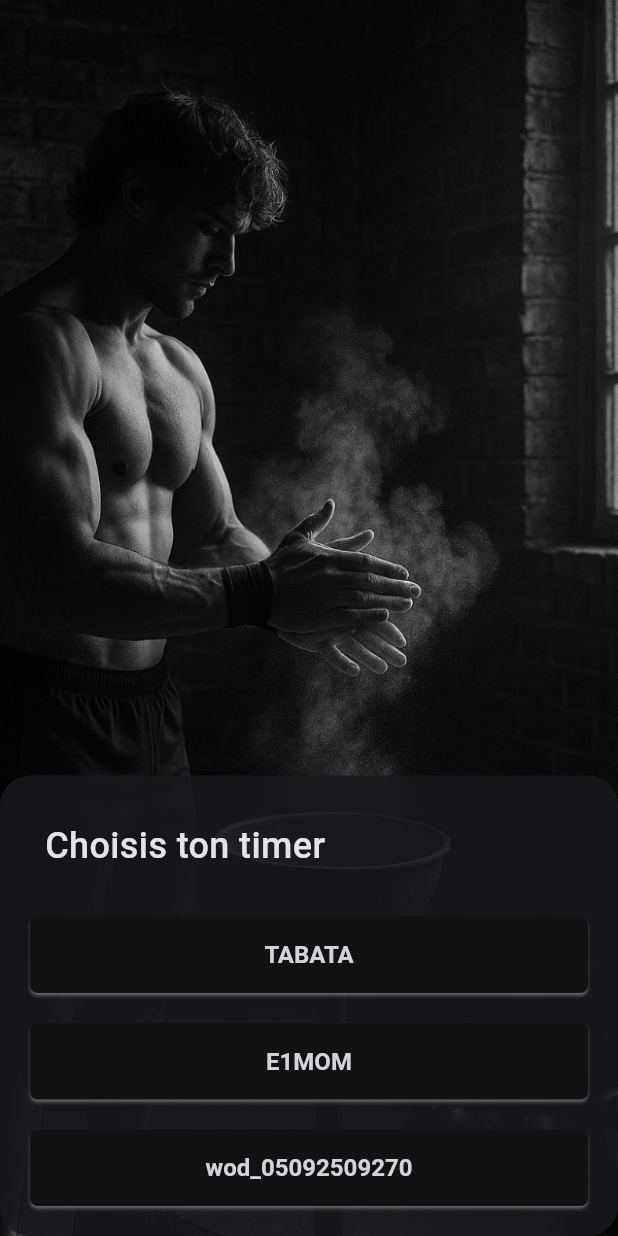
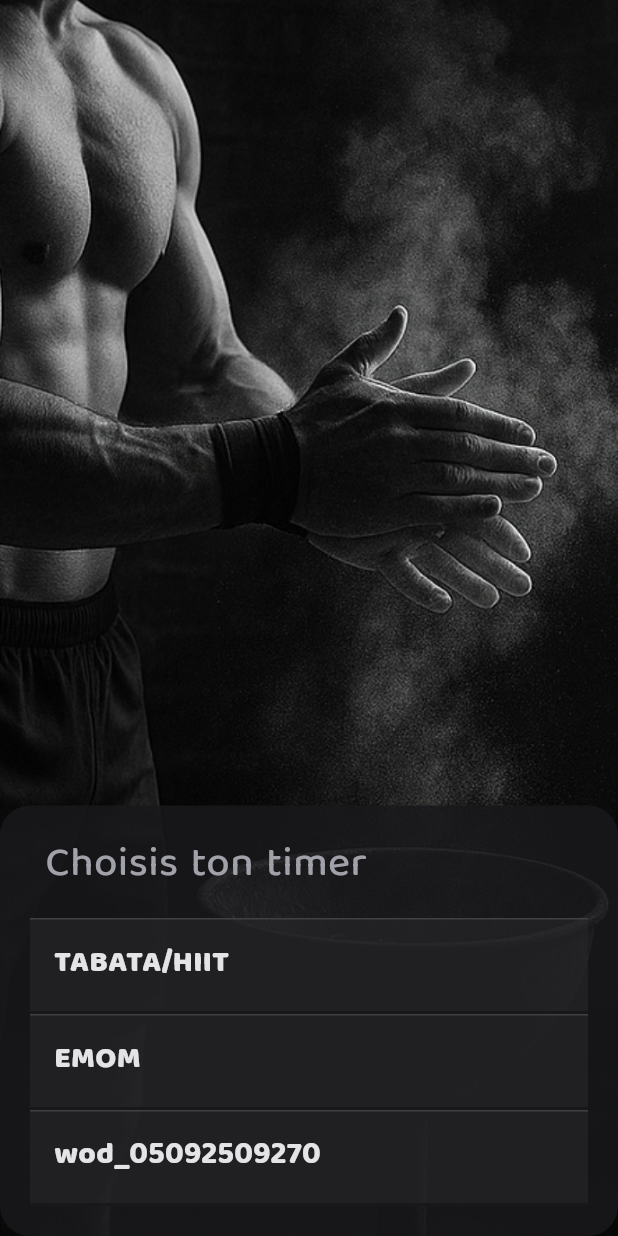
Before and after one commit to afekhar/hiitimer, a Flutter app: the screen it shows after launch, on a phone screen of 412 x 824 dp. Run offline on Flutter 3.47's test engine with Material 3 defaults, Android fonts, the phone set to English and light mode, and no system bars; our stand-ins replace audioplayers, wakelock_plus.

```diff
--- a/lib/chrono.dart
+++ b/lib/chrono.dart
@@ -1,4 +1,5 @@
 import 'package:flutter/material.dart';
+
 import 'package:wakelock_plus/wakelock_plus.dart';
 
 import 'package:hiitimer/digital_timer.dart';
@@ -337,6 +338,8 @@ class _ChronoState extends State<Chrono> {
     return Scaffold(
       backgroundColor: primary950,
       body: SafeArea(
+        child: Padding(
+          padding: const EdgeInsets.only(top: 0.0, left: 20.0, right: 20.0, bottom: 10.0),
           child: SizedBox.expand(
             child: Column(
               mainAxisAlignment: MainAxisAlignment.spaceBetween,
@@ -356,6 +359,7 @@ class _ChronoState extends State<Chrono> {
             ),
           ),
         ),
+      ),
     );
   }
 }
--- a/lib/digital_timer.dart
+++ b/lib/digital_timer.dart
@@ -1,4 +1,3 @@
-import 'dart:developer';
 import 'dart:async';
 
 import 'package:flutter/material.dart';
--- a/lib/home.dart
+++ b/lib/home.dart
@@ -1,5 +1,3 @@
-import 'dart:developer';
-
 import 'package:flutter/material.dart';
 import 'package:flutter/services.dart';
 
@@ -7,16 +5,16 @@ import 'package:hiitimer/chrono.dart';
 import 'package:hiitimer/theme.dart';
 import 'package:hiitimer/workout_config.dart';
 
-const List<WorkoutConfig> wods = [
+const List<WorkoutConfig> cfgs = [
   WorkoutConfig(
-    name: 'TABATA',
+    name: 'TABATA/HIIT',
     blocks: [
       TimerBlock(phases: [20, 10], rounds: 7),
       TimerBlock(phases: [20], rounds: 1),
     ],
   ),
   WorkoutConfig(
-    name: 'E1MOM',
+    name: 'EMOM',
     blocks: [
       TimerBlock(phases: [60, 60, 60], rounds: 5),
     ],
@@ -115,38 +113,184 @@ const List<WorkoutConfig> wods = [
   // ),
 ];
 
+class TimersChooser extends StatelessWidget {
+  const TimersChooser({super.key, required this.showTimerConfig});
+
+  final Function showTimerConfig;
+
+  @override
+  Widget build(BuildContext context) {
+    return SafeArea(
+      child: Stack(
+        children: [
+          LayoutBuilder(
+            builder: (context, constraints) {
+              return ListView(
+                children: [
+                  ConstrainedBox(
+                    constraints: BoxConstraints(
+                      minHeight: constraints.maxHeight, // occupe tout l’écran
+                    ),
+                    child: Column(
+                      mainAxisAlignment: MainAxisAlignment.end, // aligne en bas
+                      children: [
+                        Container(
+                          width: double.infinity,
+                          padding: EdgeInsets.only(
+                              left: 10.0, right: 10.0, bottom: 20.0, top: 5.0),
+                          decoration: BoxDecoration(
+                            color: primary900.withAlpha(220),
+                            borderRadius: BorderRadius.circular(20.0),
+                          ),
+                          child: Column(
+                            crossAxisAlignment: CrossAxisAlignment.start,
+                            children: [
+                              Padding(
+                                padding: const EdgeInsets.symmetric(
+                                    vertical: 15.0, horizontal: 20.0),
+                                child: Text(
+                                  'Choisis ton timer',
+                                  style: TextStyle(
+                                      fontFamily: 'BalooTamma2',
+                                      fontSize: 28,
+                                      fontWeight: FontWeight.w500,
+                                      color: primary400),
+                                ),
+                              ),
+                              ...cfgs.map(
+                                (cfg) => Padding(
+                                  padding:
+                                      EdgeInsets.symmetric(horizontal: 10.0),
+                                  child: GestureDetector(
+                                    onTap: () =>
+                                        // _launchChrono(context, cfg),
+                                        showTimerConfig(cfg),
+                                    child: Container(
+                                      width: double.infinity,
+                                      padding: const EdgeInsets.all(16.0),
+                                      decoration: BoxDecoration(
+                                          color: primary800.withAlpha(150),
+                                          border: const Border(
+                                            top: BorderSide(
+                                                color: primary700, width: 1.0),
+                                            bottom: BorderSide(
+                                                color: primary900, width: 2.0),
+                                          )),
+                                      child: Text(
+                                        cfg.name,
+                                        style: TextStyle(
+                                            fontFamily: 'BalooTamma2',
+                                            fontSize: 20,
+                                            fontWeight: FontWeight.w900,
+                                            color: primary200),
+                                      ),
+                                    ),
+                                  ),
+                                ),
+                              ),
+                            ],
+                          ),
+                        )
+                      ],
+                    ),
+                  ),
+                ],
+              );
+            },
+          ),
+        ],
+      ),
+    );
+  }
+}
+
+class TimerConfigDialog extends StatelessWidget {
+  const TimerConfigDialog(
+      {super.key, required this.timerConfig, required this.onClose});
+
+  final WorkoutConfig? timerConfig;
+  final VoidCallback onClose;
+
+  @override
+  Widget build(BuildContext context) {
+    if (timerConfig == null) {
+      return SizedBox.shrink();
+    }
+
+    return Container(
+      color: primary800.withAlpha(75),
+      padding: EdgeInsets.all(20.0),
+      child: SafeArea(
+        child: Stack(
+          children: [
+            Container(
+              decoration: BoxDecoration(
+                color: primary950,
+                borderRadius: BorderRadius.circular(25),
+                border: Border.all(color: primary700),
+              ),
+            ),
+            Positioned(
+              top: 20.0,
+              right: 20.0,
+              child: CircleAvatar(
+                radius: 20,
+                backgroundColor: primary300.withAlpha(75),
+                child: IconButton(
+                  onPressed: onClose,
+                  icon: const Icon(
+                    Icons.close,
+                    size: 20.0,
+                    color: primary50,
+                  ),
+                  padding: EdgeInsets.zero,
+                ),
+              ),
+            )
+          ],
+        ),
+      ),
+    );
+  }
+}
+
 class Home extends StatefulWidget {
-  const Home({super.key, required String title});
+  const Home({super.key});
 
   @override
   State<Home> createState() => _HomeState();
 }
 
 class _HomeState extends State<Home> {
-  final String title = 'Home';
   bool _navigatingToChronoPage = false;
+  WorkoutConfig? _currentConfig = null;
 
-  Future<void> launchChrono(BuildContext context, WorkoutConfig cfg) async {
+  _openTimerConfig(WorkoutConfig cfg) {
+    setState(() {
+      _currentConfig = cfg;
+    });
+  }
+
+  Future<void> _launchChrono(BuildContext context, WorkoutConfig cfg) async {
+    // To avoir losing context in async gaps, we start by retaining it.
+
+    final nav = Navigator.of(context);
+    final navFuture = nav.push(MaterialPageRoute(
+      builder: (_) => Chrono(workoutConfig: cfg),
+    ));
+
     setState(() {
       _navigatingToChronoPage = true;
     });
 
-    // Switch to landscape orientation
-    await SystemChrome.setPreferredOrientations([
-      DeviceOrientation.landscapeRight,
-    ]);
+    // Wait the next frame to avoid blocking navigation.
+    WidgetsBinding.instance.addPostFrameCallback((_) async {
+      await SystemChrome.setPreferredOrientations(
+          [DeviceOrientation.landscapeRight]);
+      await SystemChrome.setEnabledSystemUIMode(SystemUiMode.immersiveSticky);
+    });
 
-    // Hide status bar and navigation bar
-    await SystemChrome.setEnabledSystemUIMode(SystemUiMode.immersiveSticky);
-
-    if (!context.mounted) return; // Check if the widget is still in the tree
-
-    // Navigate to the landscape page
-    await Navigator.of(context).push(
-      MaterialPageRoute(builder: (_) {
-        return Chrono(workoutConfig: cfg);
-      }),
-    );
+    await navFuture;
 
     setState(() {
       _navigatingToChronoPage = false;
@@ -170,6 +314,12 @@ class _HomeState extends State<Home> {
     ]);
   }
 
+  _closeTimerConfig() {
+    setState(() {
+      _currentConfig = null;
+    });
+  }
+
   @override
   Widget build(BuildContext context) {
     if (_navigatingToChronoPage) {
@@ -186,64 +336,16 @@ class _HomeState extends State<Home> {
             fit: BoxFit.cover,
           ),
         ),
-        child: SafeArea(
-          child: Stack(
-            children: [
-              LayoutBuilder(
-                builder: (context, constraints) {
-                  return ListView(
-                    children: [
-                      ConstrainedBox(
-                        constraints: BoxConstraints(
-                          minHeight:
-                              constraints.maxHeight, // occupe tout l’écran
-                        ),
-                        child: Column(
-                          mainAxisAlignment:
-                              MainAxisAlignment.end, // aligne en bas
-                          children: [
-                            Container(
-                              padding: EdgeInsets.all(10.0),
-                              decoration: BoxDecoration(
-                                color: primary900.withAlpha(220),
-                                borderRadius: BorderRadius.circular(20.0),
-                              ),
-                              child: Column(
-                                crossAxisAlignment: CrossAxisAlignment.start,
-                                children: [
-                                  Padding(
-                                    padding: const EdgeInsets.symmetric(
-                                        vertical: 20.0, horizontal: 20.0),
-                                    child: Text(
-                                      'Choisis ton timer',
-                                      style: TextStyle(
-                                          fontSize: 24,
-                                          fontWeight: FontWeight.w500,
-                                          color: primary200),
-                                    ),
-                                  ),
-                                  ...wods.map(
-                                    (wod) => Padding(
-                                      padding: EdgeInsets.all(10.0),
-                                      child: ElevatedButton(
-                                        onPressed: () =>
-                                            launchChrono(context, wod),
-                                        child: Text(wod.name),
-                                      ),
-                                    ),
-                                  ),
-                                ],
-                              ),
-                            )
-                          ],
-                        ),
-                      ),
-                    ],
-                  );
-                },
-              ),
-            ],
-          ),
+        child: Stack(
+          children: [
+            TimersChooser(
+              showTimerConfig: _openTimerConfig,
+            ),
+            TimerConfigDialog(
+              timerConfig: _currentConfig,
+              onClose: _closeTimerConfig,
+            ),
+          ],
         ),
       ),
     );
--- a/lib/main.dart
+++ b/lib/main.dart
@@ -17,7 +17,7 @@ class MyApp extends StatelessWidget {
       title: 'HIITimer',
       debugShowCheckedModeBanner: false,
       theme: darkTheme,
-      home: const Home(title: 'Home'),
+      home: const Home(),
     );
   }
 }
```
Also changed, not shown: assets/images/bg/2.0x/home.png, assets/images/bg/3.0x/home.png. Lines whose indentation alone changed are shown as unchanged.
